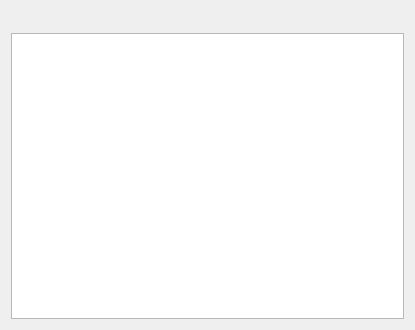
Qt form Login/SSMainMenu.ui (oaheiw/darwinner) before a commit.
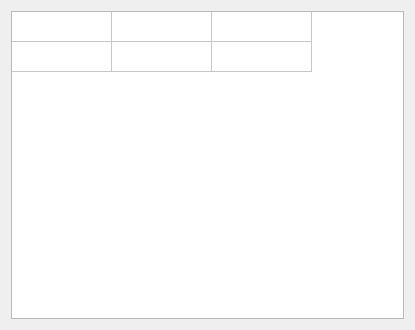
The same form after that commit.

```diff
--- a/Login/SSMainMenu.ui
+++ b/Login/SSMainMenu.ui
@@ -49,29 +49,6 @@
    <bool>true</bool>
   </property>
   <layout class="QVBoxLayout" name="verticalLayout">
-   <item>
-    <widget class="QLabel" name="infoLabel">
-     <property name="font">
-      <font>
-       <pointsize>9</pointsize>
-       <weight>50</weight>
-       <bold>false</bold>
-      </font>
-     </property>
-     <property name="frameShape">
-      <enum>QFrame::NoFrame</enum>
-     </property>
-     <property name="frameShadow">
-      <enum>QFrame::Sunken</enum>
-     </property>
-     <property name="text">
-      <string/>
-     </property>
-     <property name="wordWrap">
-      <bool>true</bool>
-     </property>
-    </widget>
-   </item>
    <item>
     <widget class="QTableWidget" name="FunctionTableWidget">
      <property name="font">
@@ -92,7 +69,7 @@
       </size>
      </property>
      <property name="showGrid">
-      <bool>false</bool>
+      <bool>true</bool>
      </property>
      <property name="gridStyle">
       <enum>Qt::SolidLine</enum>
@@ -112,18 +89,12 @@
      <attribute name="verticalHeaderVisible">
       <bool>false</bool>
      </attribute>
-     <attribute name="verticalHeaderDefaultSectionSize">
-      <number>100</number>
-     </attribute>
      <attribute name="verticalHeaderHighlightSections">
       <bool>false</bool>
      </attribute>
      <attribute name="verticalHeaderVisible">
       <bool>false</bool>
      </attribute>
-     <attribute name="verticalHeaderDefaultSectionSize">
-      <number>100</number>
-     </attribute>
      <attribute name="horizontalHeaderVisible">
       <bool>false</bool>
      </attribute>
```
